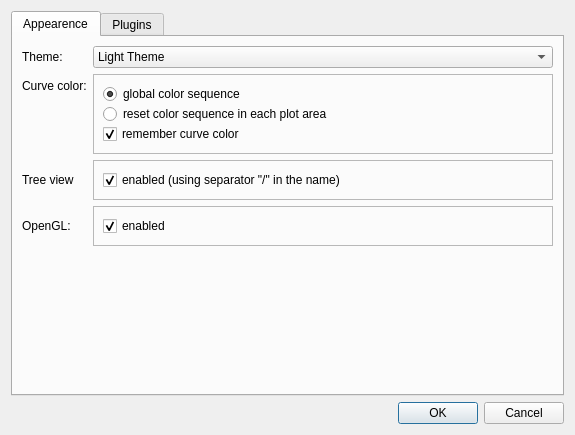
Above: plotjuggler_app/preferences_dialog.ui from facontidavide/plotjuggler-release before the change. Below: the same form after it.
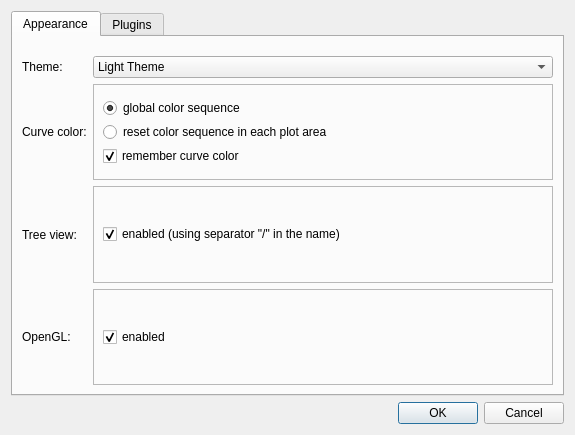
That is the form after the change. The open tabs and pages were chosen to show the change.

```diff
--- a/plotjuggler_app/preferences_dialog.ui
+++ b/plotjuggler_app/preferences_dialog.ui
@@ -30,11 +30,44 @@
      </property>
      <widget class="QWidget" name="tab">
       <attribute name="title">
-       <string>Appearence</string>
+       <string>Appearance</string>
       </attribute>
       <layout class="QFormLayout" name="formLayout">
-       <item row="1" column="1">
+       <property name="formAlignment">
+        <set>Qt::AlignCenter</set>
+       </property>
+       <item row="0" column="0" colspan="2">
+        <layout class="QFormLayout" name="formLayout_3">
+         <property name="fieldGrowthPolicy">
+          <enum>QFormLayout::ExpandingFieldsGrow</enum>
+         </property>
+         <property name="formAlignment">
+          <set>Qt::AlignCenter</set>
+         </property>
+         <property name="topMargin">
+          <number>10</number>
+         </property>
+         <item row="0" column="0">
+          <widget class="QLabel" name="label">
+           <property name="sizePolicy">
+            <sizepolicy hsizetype="Preferred" vsizetype="Expanding">
+             <horstretch>0</horstretch>
+             <verstretch>0</verstretch>
+            </sizepolicy>
+           </property>
+           <property name="text">
+            <string>Theme:</string>
+           </property>
+          </widget>
+         </item>
+         <item row="0" column="1">
         <widget class="QComboBox" name="comboBoxTheme">
+           <property name="sizePolicy">
+            <sizepolicy hsizetype="Expanding" vsizetype="Fixed">
+             <horstretch>0</horstretch>
+             <verstretch>0</verstretch>
+            </sizepolicy>
+           </property>
          <item>
           <property name="text">
            <string>Light Theme</string>
@@ -47,15 +80,14 @@
          </item>
         </widget>
        </item>
-       <item row="1" column="0">
-        <widget class="QLabel" name="label">
-         <property name="text">
-          <string>Theme:</string>
-         </property>
-        </widget>
-       </item>
-       <item row="2" column="1">
+         <item row="1" column="1">
         <widget class="QFrame" name="frame">
+           <property name="sizePolicy">
+            <sizepolicy hsizetype="Expanding" vsizetype="Preferred">
+             <horstretch>0</horstretch>
+             <verstretch>0</verstretch>
+            </sizepolicy>
+           </property>
          <property name="frameShape">
           <enum>QFrame::StyledPanel</enum>
          </property>
@@ -97,14 +129,35 @@
         </widget>
        </item>
        <item row="2" column="0">
-        <widget class="QLabel" name="label_2">
+          <widget class="QLabel" name="label_6">
+           <property name="sizePolicy">
+            <sizepolicy hsizetype="Preferred" vsizetype="Expanding">
+             <horstretch>0</horstretch>
+             <verstretch>0</verstretch>
+            </sizepolicy>
+           </property>
+           <property name="minimumSize">
+            <size>
+             <width>0</width>
+             <height>40</height>
+            </size>
+           </property>
+           <property name="toolTip">
+            <string>&lt;html&gt;&lt;head/&gt;&lt;body&gt;&lt;p&gt;The &amp;quot;Name Separator&amp;quot; is the character use to split the name of a timeseries in the tree view (Timeseries Panel).&lt;/p&gt;&lt;p&gt;Default is &lt;span style=&quot; font-weight:600;&quot;&gt;&amp;quot;/&amp;quot;&lt;/span&gt;.&lt;/p&gt;&lt;/body&gt;&lt;/html&gt;</string>
+           </property>
          <property name="text">
-          <string>Curve color:</string>
+            <string>Tree view:</string>
          </property>
         </widget>
        </item>
-       <item row="3" column="1">
+         <item row="2" column="1">
         <widget class="QFrame" name="frame_2">
+           <property name="sizePolicy">
+            <sizepolicy hsizetype="Expanding" vsizetype="Preferred">
+             <horstretch>0</horstretch>
+             <verstretch>0</verstretch>
+            </sizepolicy>
+           </property>
          <property name="minimumSize">
           <size>
            <width>0</width>
@@ -135,23 +188,13 @@
         </widget>
        </item>
        <item row="3" column="0">
-        <widget class="QLabel" name="label_6">
-         <property name="minimumSize">
-          <size>
-           <width>0</width>
-           <height>40</height>
-          </size>
-         </property>
-         <property name="toolTip">
-          <string>&lt;html&gt;&lt;head/&gt;&lt;body&gt;&lt;p&gt;The &amp;quot;Name Separator&amp;quot; is the character use to split the name of a timeseries in the tree view (Timeseries Panel).&lt;/p&gt;&lt;p&gt;Default is &lt;span style=&quot; font-weight:600;&quot;&gt;&amp;quot;/&amp;quot;&lt;/span&gt;.&lt;/p&gt;&lt;/body&gt;&lt;/html&gt;</string>
-         </property>
-         <property name="text">
-          <string>Tree view</string>
-         </property>
-        </widget>
-       </item>
-       <item row="4" column="0">
         <widget class="QLabel" name="label_7">
+           <property name="sizePolicy">
+            <sizepolicy hsizetype="Preferred" vsizetype="Expanding">
+             <horstretch>0</horstretch>
+             <verstretch>0</verstretch>
+            </sizepolicy>
+           </property>
          <property name="minimumSize">
           <size>
            <width>0</width>
@@ -163,8 +206,14 @@
          </property>
         </widget>
        </item>
-       <item row="4" column="1">
+         <item row="3" column="1">
         <widget class="QFrame" name="frame_3">
+           <property name="sizePolicy">
+            <sizepolicy hsizetype="Expanding" vsizetype="Preferred">
+             <horstretch>0</horstretch>
+             <verstretch>0</verstretch>
+            </sizepolicy>
+           </property>
          <property name="frameShape">
           <enum>QFrame::StyledPanel</enum>
          </property>
@@ -187,6 +236,21 @@
           </item>
          </layout>
         </widget>
+         </item>
+         <item row="1" column="0">
+          <widget class="QLabel" name="label_2">
+           <property name="sizePolicy">
+            <sizepolicy hsizetype="Preferred" vsizetype="Expanding">
+             <horstretch>0</horstretch>
+             <verstretch>0</verstretch>
+            </sizepolicy>
+           </property>
+           <property name="text">
+            <string>Curve color:</string>
+           </property>
+          </widget>
+         </item>
+        </layout>
        </item>
       </layout>
      </widget>
```
Left out of the diff: 2 changed lines with no effect on the pictures. Lines whose indentation alone changed are shown as unchanged.
